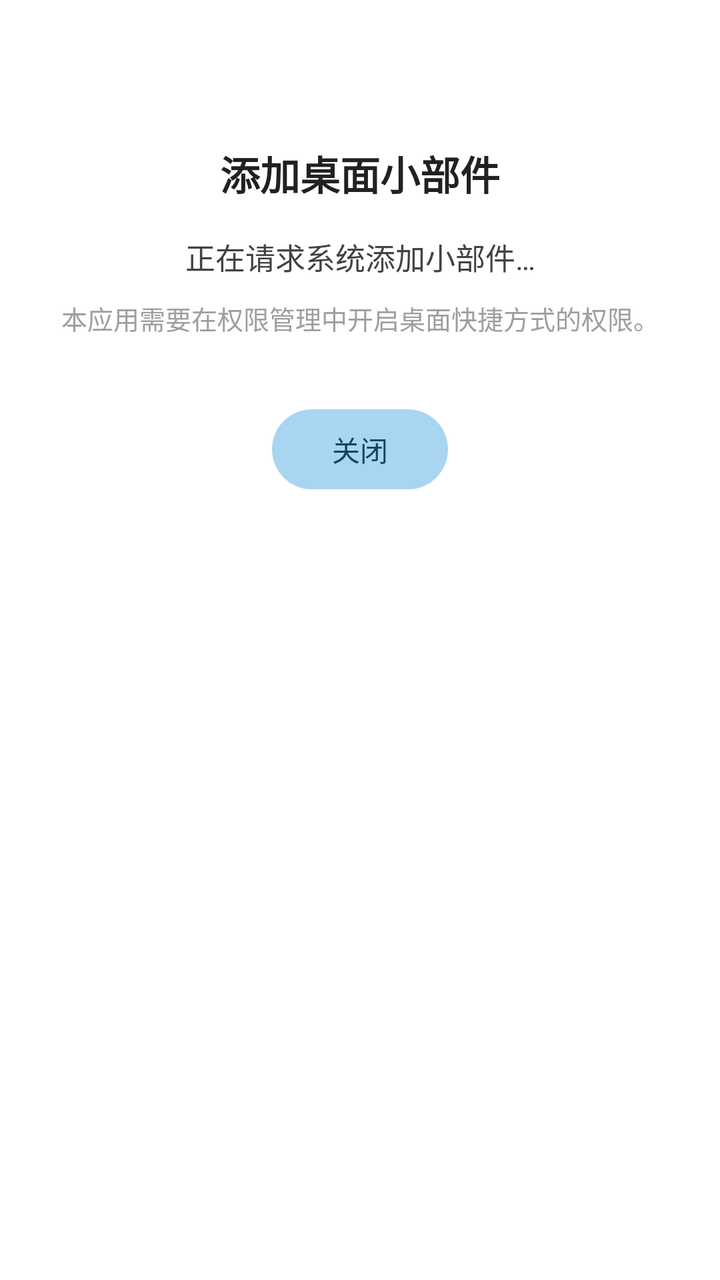
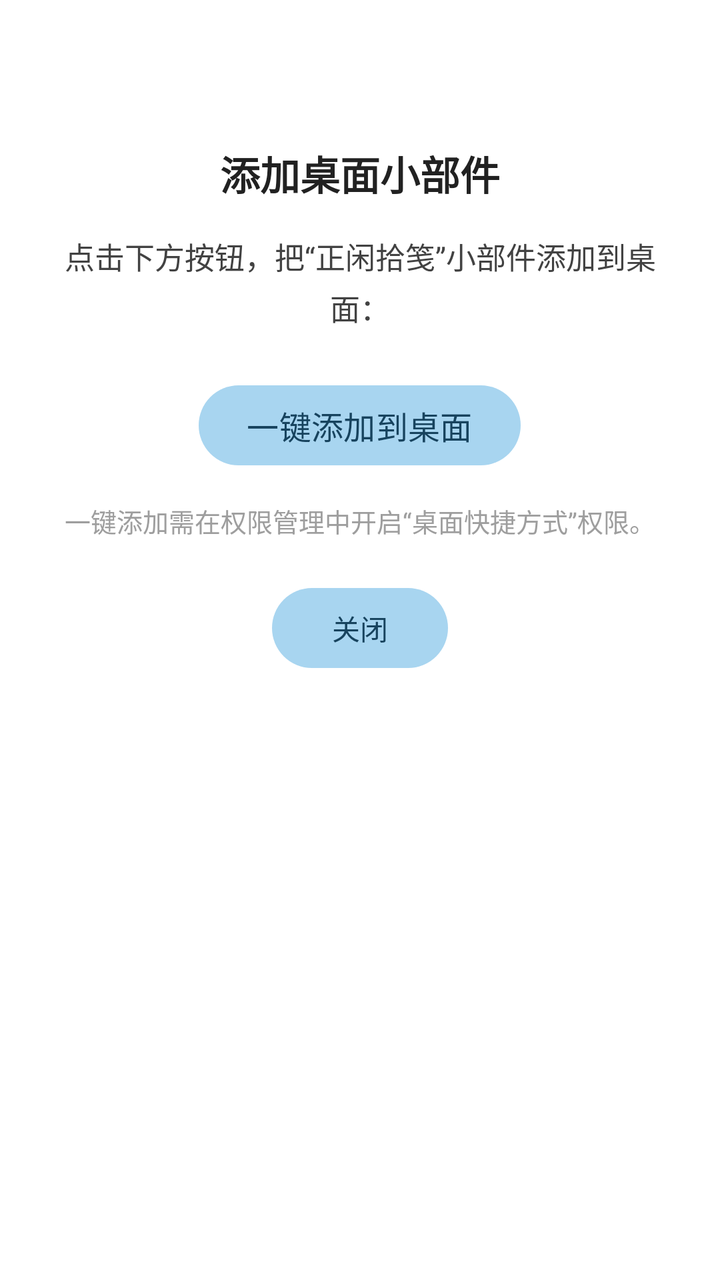

Screens rendered from an Android XML layout before and after an edit, with the pre-edit source and the edit as a unified diff.
<!-- AndroidManifest.xml: application theme Theme.TextNote -->
<!-- res/layout/activity_pin_widget.xml -->
<?xml version="1.0" encoding="utf-8"?>
<LinearLayout xmlns:android="http://schemas.android.com/apk/res/android"
    android:layout_width="match_parent"
    android:layout_height="match_parent"
    android:orientation="vertical"
    android:gravity="center_horizontal"
    android:padding="24dp"
    android:background="?attr/colorSurface">

    <TextView
        android:layout_width="wrap_content"
        android:layout_height="wrap_content"
        android:layout_marginTop="48dp"
        android:text="添加桌面小部件"
        android:textColor="#212121"
        android:textSize="20sp"
        android:textStyle="bold" />

    <TextView
        android:id="@+id/tv_pin_status"
        android:layout_width="match_parent"
        android:layout_height="wrap_content"
        android:layout_marginTop="16dp"
        android:gravity="center"
        android:lineSpacingExtra="4dp"
        android:text="正在请求系统添加小部件…"
        android:textColor="#424242"
        android:textSize="15sp" />

    
    <TextView
        android:id="@+id/tv_pin_permission_hint"
        android:layout_width="match_parent"
        android:layout_height="wrap_content"
        android:layout_marginTop="10dp"
        android:gravity="center"
        android:lineSpacingExtra="3dp"
        android:text="本应用需要在权限管理中开启桌面快捷方式的权限。"
        android:textColor="#9E9E9E"
        android:textSize="13sp" />

    <Button
        android:id="@+id/btn_pin_close"
        style="@style/Widget.Material3.Button"
        android:layout_width="wrap_content"
        android:layout_height="wrap_content"
        android:layout_marginTop="32dp"
        android:text="关闭" />
</LinearLayout>
<!-- resources referenced by this layout -->
<resources>
  <style name="Theme.TextNote" parent="Theme.Material3.Light.NoActionBar">
          <item name="colorPrimary">@color/primary</item>
          <item name="colorPrimaryDark">@color/primary_dark</item>
          <item name="colorOnPrimary">@color/toolbar_text</item>
          <item name="colorSurface">@android:color/white</item>
          <item name="android:windowBackground">@android:color/white</item>
          <item name="android:statusBarColor">@color/primary</item>
      </style>
  <color name="primary">#A8D5F0</color>
  <color name="primary_dark">#8DC4EA</color>
  <color name="toolbar_text">#17435E</color>
</resources>

<!-- the commit's change to res/layout/activity_pin_widget.xml (unified diff, before → after) -->
@@ -23,19 +23,29 @@
         android:layout_marginTop="16dp"
         android:gravity="center"
         android:lineSpacingExtra="4dp"
-        android:text="正在请求系统添加小部件…"
+        android:text="点击下方按钮，把“正闲拾笺”小部件添加到桌面："
         android:textColor="#424242"
         android:textSize="15sp" />
+
+    
+    <Button
+        android:id="@+id/btn_pin_action"
+        style="@style/Widget.Material3.Button"
+        android:layout_width="wrap_content"
+        android:layout_height="wrap_content"
+        android:layout_marginTop="24dp"
+        android:text="一键添加到桌面"
+        android:textSize="16sp" />
 
     
     <TextView
         android:id="@+id/tv_pin_permission_hint"
         android:layout_width="match_parent"
         android:layout_height="wrap_content"
-        android:layout_marginTop="10dp"
+        android:layout_marginTop="14dp"
         android:gravity="center"
         android:lineSpacingExtra="3dp"
-        android:text="本应用需要在权限管理中开启桌面快捷方式的权限。"
+        android:text="一键添加需在权限管理中开启“桌面快捷方式”权限。"
         android:textColor="#9E9E9E"
         android:textSize="13sp" />
 
@@ -44,6 +54,6 @@
         style="@style/Widget.Material3.Button"
         android:layout_width="wrap_content"
         android:layout_height="wrap_content"
-        android:layout_marginTop="32dp"
+        android:layout_marginTop="20dp"
         android:text="关闭" />
 </LinearLayout>
